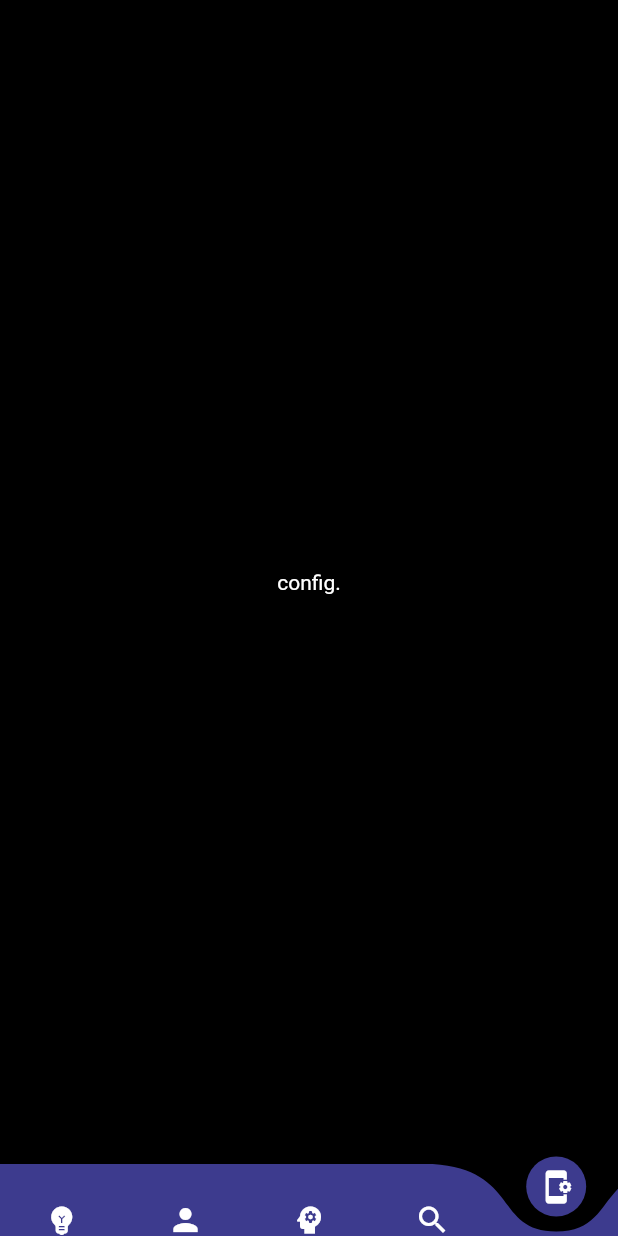
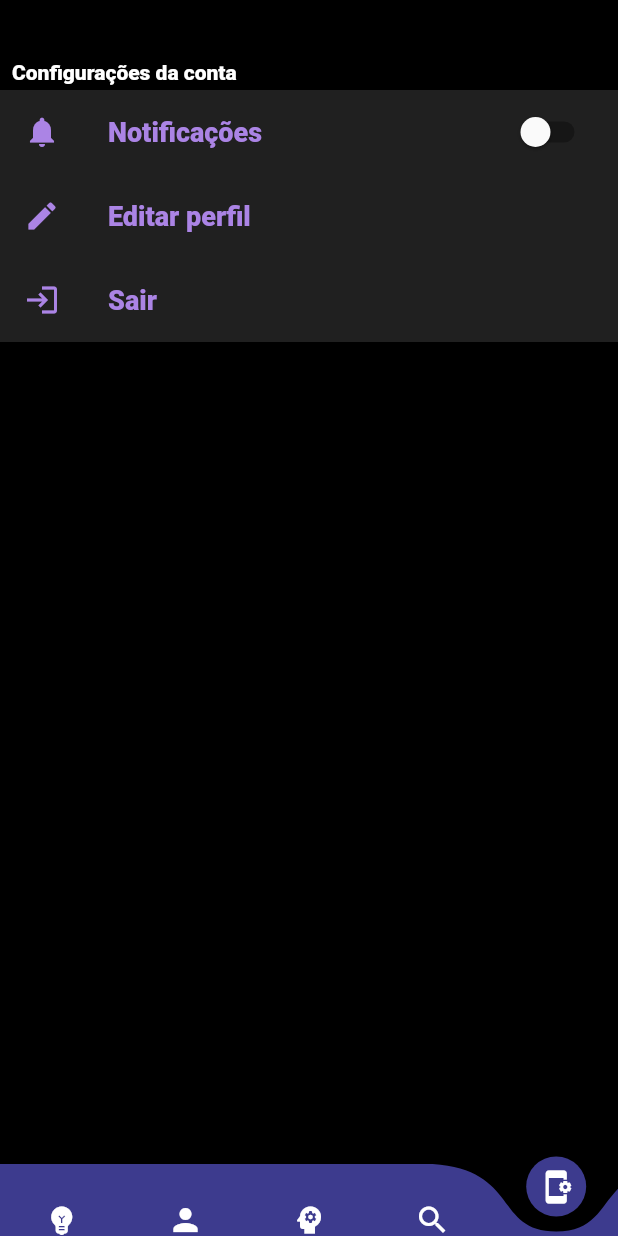
Before and after one commit to guilhermenakazato/Genius, a Flutter app: the TelaPrincipal screen opened directly, item 5 of the bottom bar chosen, on a phone screen of 412 x 824 dp. Run offline on Flutter 3.47's test engine with Material 2 defaults, Android fonts, the phone set to English and light mode, and no system bars; drawn by our look-alikes of curved_navigation_bar; our stand-ins replace animated_text_kit, flutter_progress_hud, flutter_spinkit, get_storage; missing offline and left inert: http_interceptor; accounts and stored records are empty; Roboto replaces fonts that are missing (Gotham).

Commit message:
Adicionando itens de configuração

```diff
--- /dev/null
+++ b/frontend/lib/components/list_tile_title.dart
@@ -0,0 +1,27 @@
+// TODO: documentar
+import 'package:flutter/material.dart';
+
+// TODO: documentar
+class ListTileTitle extends StatelessWidget {
+  final String text;
+
+  const ListTileTitle({Key key, this.text}) : super(key: key);
+
+  @override
+  Widget build(BuildContext context) {
+    return Padding(
+      padding: const EdgeInsets.only(left: 8.0, bottom: 4.0),
+      child: Align(
+        alignment: Alignment.centerLeft,
+        child: Text(
+          "Configurações da conta",
+          style: TextStyle(
+            color: Colors.white,
+            fontSize: 14,
+            fontWeight: FontWeight.w900,
+          ),
+        ),
+      ),
+    );
+  }
+}
--- /dev/null
+++ b/frontend/lib/components/mod_list_tile.dart
@@ -0,0 +1,38 @@
+import 'package:flutter/material.dart';
+
+// TODO: documentar
+class ModListTile extends StatelessWidget {
+  final String text;
+  final IconData icon;
+  final Function function;
+
+  const ModListTile(
+      {Key key, @required this.text, @required this.icon, this.function})
+      : super(key: key);
+
+  @override
+  Widget build(BuildContext context) {
+    return Ink(
+      color: const Color(0xff202020),
+      child: InkWell(
+        onTap: () {
+          function();
+        },
+        child: ListTile(
+          leading: Icon(
+            icon,
+            color: const Color(0xffab84e5),
+          ),
+          title: Text(
+            text,
+            style: TextStyle(
+              color: const Color(0xffab84e5),
+              fontSize: 18,
+              fontWeight: FontWeight.w900,
+            ),
+          ),
+        ),
+      ),
+    );
+  }
+}
--- /dev/null
+++ b/frontend/lib/components/switch_tile.dart
@@ -0,0 +1,53 @@
+import 'package:flutter/material.dart';
+
+// TODO: documentar
+class SwitchTile extends StatefulWidget {
+  final IconData icon;
+  final String text;
+  final Function function;
+
+  const SwitchTile(
+      {Key key, @required this.icon, @required this.text, this.function})
+      : super(key: key);
+
+  @override
+  _SwitchTileState createState() => _SwitchTileState();
+}
+
+// TODO: documentar
+class _SwitchTileState extends State<SwitchTile> {
+  bool _isSwitched = false;
+
+  @override
+  Widget build(BuildContext context) {
+    return Ink(
+      color: const Color(0xff202020),
+      child: InkWell(
+        onTap: () {
+          widget.function();
+        },
+        child: SwitchListTile(
+          value: _isSwitched,
+          title: Text(
+            widget.text,
+            style: TextStyle(
+              color: const Color(0xffab84e5),
+              fontSize: 18,
+              fontWeight: FontWeight.w900,
+            ),
+          ),
+          secondary: Icon(
+            widget.icon,
+            color: const Color(0xffab84e5),
+          ),
+          onChanged: (bool value) {
+            setState(() {
+              _isSwitched = value;
+            });
+          },
+          activeColor: const Color(0xffab84e5),
+        ),
+      ),
+    );
+  }
+}
--- a/frontend/lib/main.dart
+++ b/frontend/lib/main.dart
@@ -10,7 +10,6 @@ void main() async {
 }
 
 class Genius extends StatelessWidget {
-  // This widget is the root of your application.
   final LocalStore localStore = LocalStore();
 
   @override
--- a/frontend/lib/screens/main/config.dart
+++ b/frontend/lib/screens/main/config.dart
@@ -1,13 +1,43 @@
+import 'package:Genius/components/list_tile_title.dart';
+import 'package:Genius/components/mod_list_tile.dart';
+import 'package:Genius/components/switch_tile.dart';
+import 'package:Genius/screens/bem_vindo.dart';
+import 'package:Genius/utils/local_store.dart';
+import 'package:Genius/utils/navigator_util.dart';
+
 import 'package:flutter/material.dart';
 
 class Config extends StatelessWidget {
+  final LocalStore localStore = LocalStore();
+  final NavigatorUtil navigator = NavigatorUtil();
+
   @override
   Widget build(BuildContext context) {
-    return Center(
-      child: Text(
-        "config.",
-        style: TextStyle(color: Colors.white),
-      ),
+    return Column(
+      children: <Widget>[
+        Padding(
+          padding: const EdgeInsets.only(top: 40),
+        ),
+        ListTileTitle(
+          text: "Configurações",
+        ),
+        SwitchTile(
+          icon: Icons.notifications,
+          text: "Notificações",
+        ),
+        ModListTile(
+          text: "Editar perfil",
+          icon: Icons.edit,
+        ),
+        ModListTile(
+          text: "Sair",
+          icon: Icons.login,
+          function: () {
+            localStore.removeFromStorage();
+            navigator.navigateAndRemove(context, BemVindo());
+          },
+        ),
+      ],
     );
   }
 }
--- a/frontend/lib/screens/main/sobre.dart
+++ b/frontend/lib/screens/main/sobre.dart
@@ -54,7 +54,9 @@ class Sobre extends StatelessWidget {
           Equipe(nome: "Gabriela Prado"),
           Equipe(nome: "Guilherme Nakazato"),
           Equipe(nome: "Sidney Sousa"),
-          Padding(padding: const EdgeInsets.only(bottom: 32),),
+          Padding(
+            padding: const EdgeInsets.only(bottom: 32),
+          ),
         ],
       ),
     );
```
Also changed, not shown: 2 other files.
